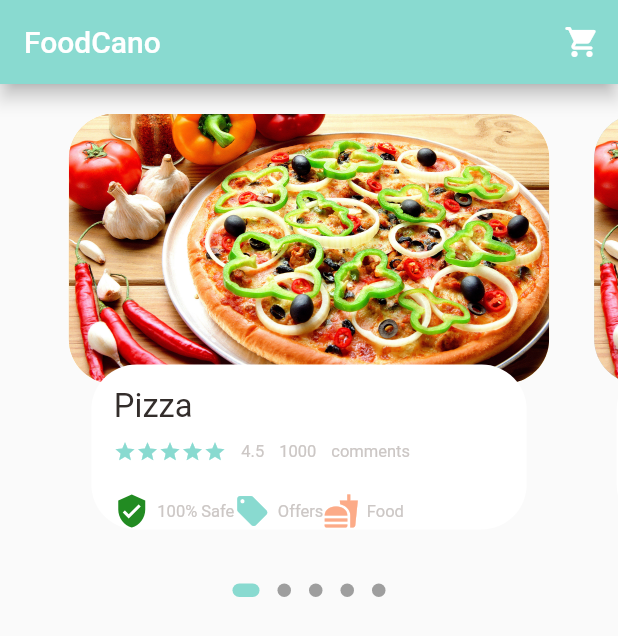
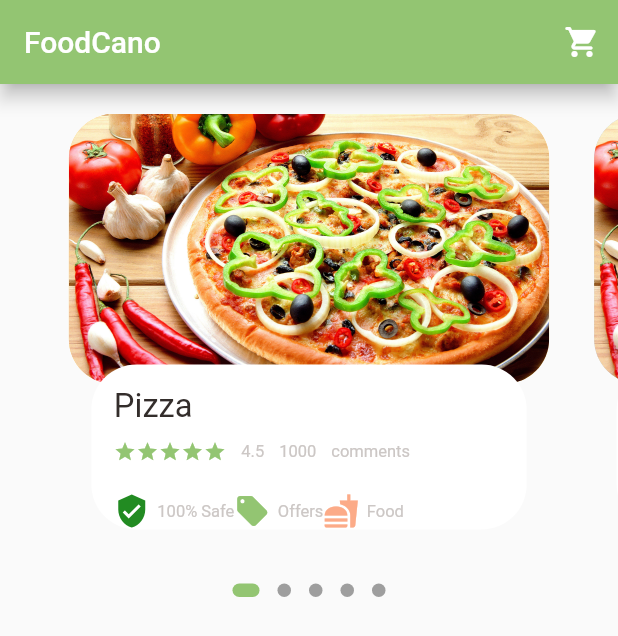
Before and after one commit to RahulGoswami2000/foodcano, a Flutter app: the screen it shows after launch, on a phone screen of 412 x 824 dp. Shown: the top 636 px of the screen. Run offline on Flutter 3.47's test engine with Material 2 defaults, Android fonts, the phone set to English and light mode, and no system bars; drawn by our look-alikes of dots_indicator; our stand-ins replace get.

Commit message:
color change

```diff
--- a/lib/colors/AppColor.dart
+++ b/lib/colors/AppColor.dart
@@ -2,7 +2,7 @@ import 'dart:ui';
 
 class AppColors{
   static final Color textColor = const Color(0xFFccc7c5);
-  static final Color mainColor = const Color(0xFF89dad0);
+  static final Color mainColor = const Color(0xFF93C572);
   //static final Color mainColor = const Color(0xFFfa7552);
   static final Color iconColor1 = const Color(0xFF228b22);
   static final Color iconColor2 = const Color(0xFFfcab88);
```
